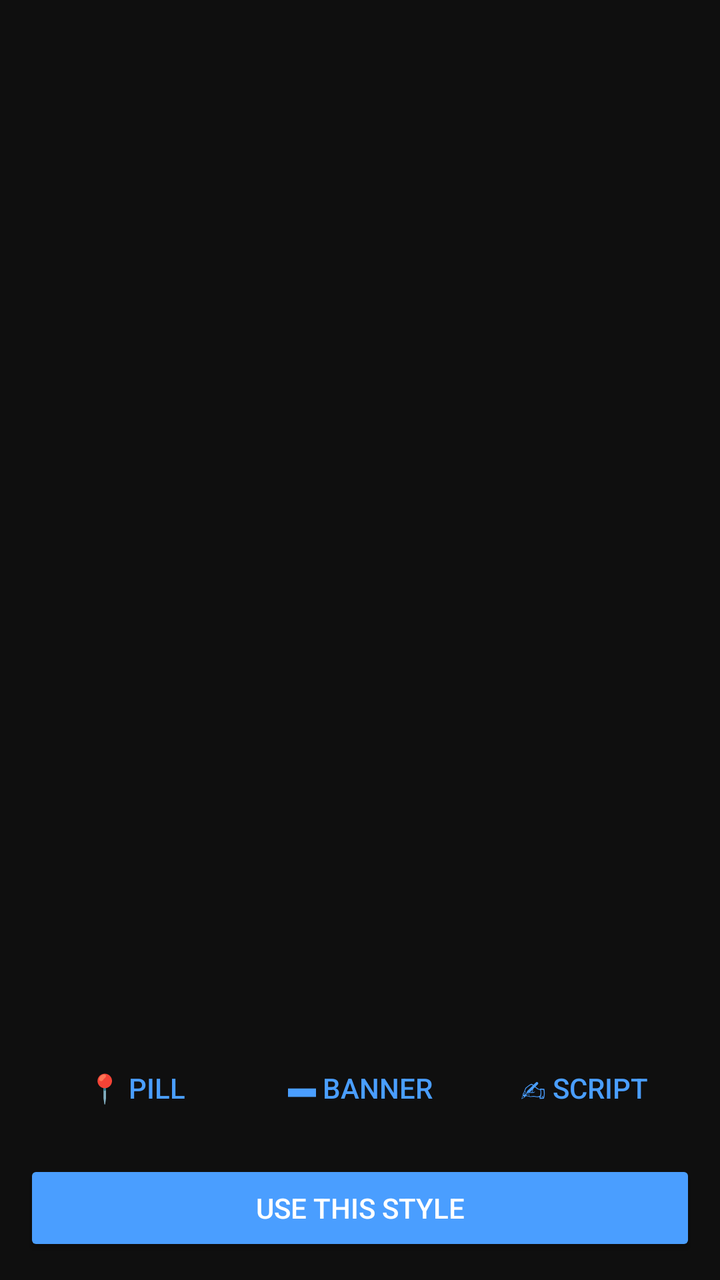
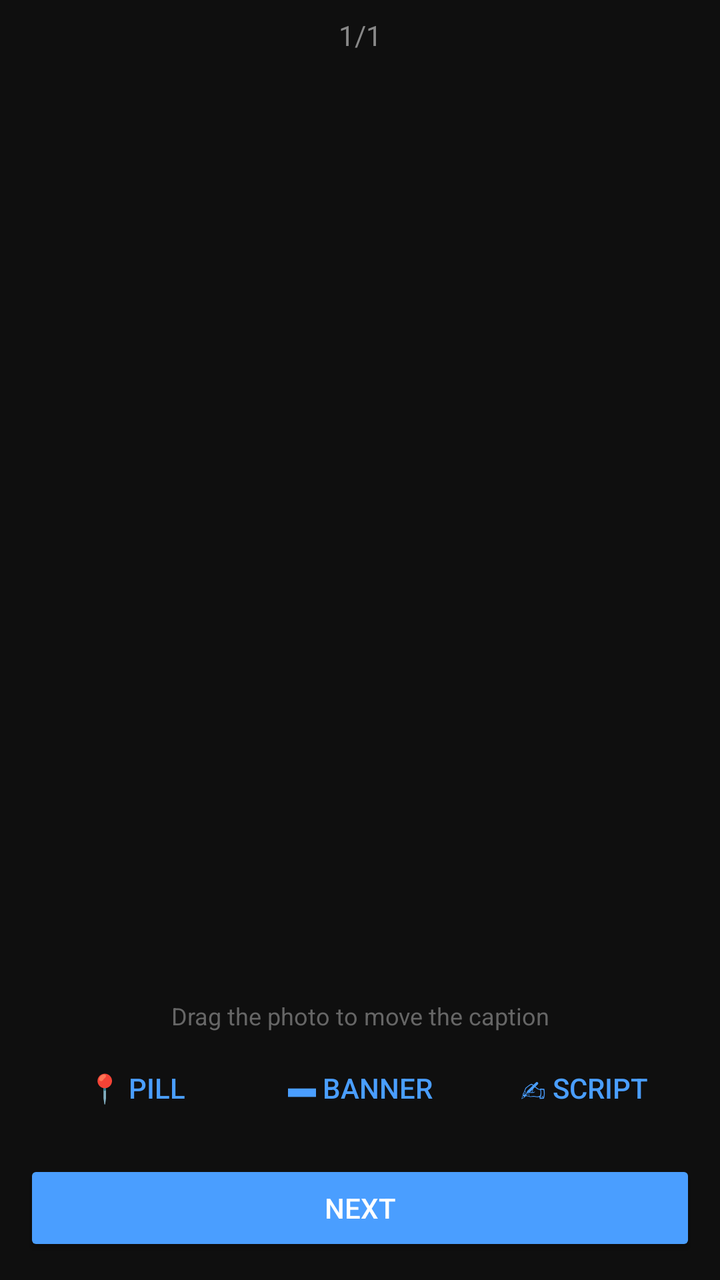

An Android layout rendered at two revisions. The XML below is the earlier revision; the diff shows what the commit changed to produce the second picture.
<!-- AndroidManifest.xml: application theme Theme.Skylight -->
<!-- res/layout/activity_preview.xml -->
<?xml version="1.0" encoding="utf-8"?>
<LinearLayout xmlns:android="http://schemas.android.com/apk/res/android"
    android:layout_width="match_parent"
    android:layout_height="match_parent"
    android:orientation="vertical"
    android:background="#0f0f0f">

    <FrameLayout
        android:layout_width="match_parent"
        android:layout_height="0dp"
        android:layout_weight="1">

        <ImageView
            android:id="@+id/preview_image"
            android:layout_width="match_parent"
            android:layout_height="match_parent"
            android:scaleType="fitCenter"
            android:contentDescription="@null" />

        <ProgressBar
            android:id="@+id/preview_spinner"
            android:layout_width="wrap_content"
            android:layout_height="wrap_content"
            android:layout_gravity="center"
            android:visibility="gone" />

        <TextView
            android:id="@+id/preview_hint"
            android:layout_width="wrap_content"
            android:layout_height="wrap_content"
            android:layout_gravity="center"
            android:textColor="#888"
            android:visibility="gone" />
    </FrameLayout>

    <LinearLayout
        android:layout_width="match_parent"
        android:layout_height="wrap_content"
        android:orientation="horizontal"
        android:paddingHorizontal="12dp">

        <Button android:id="@+id/pv_pill"
            style="?android:attr/buttonBarButtonStyle"
            android:layout_width="0dp" android:layout_height="wrap_content"
            android:layout_weight="1" android:text="@string/style_pill" />
        <Button android:id="@+id/pv_banner"
            style="?android:attr/buttonBarButtonStyle"
            android:layout_width="0dp" android:layout_height="wrap_content"
            android:layout_weight="1" android:text="@string/style_banner" />
        <Button android:id="@+id/pv_script"
            style="?android:attr/buttonBarButtonStyle"
            android:layout_width="0dp" android:layout_height="wrap_content"
            android:layout_weight="1" android:text="@string/style_script" />
    </LinearLayout>

    <Button
        android:id="@+id/pv_use"
        android:layout_width="match_parent"
        android:layout_height="wrap_content"
        android:layout_margin="12dp"
        android:backgroundTint="#4a9eff"
        android:textColor="#ffffff"
        android:text="@string/preview_use" />
</LinearLayout>
<!-- resources referenced by this layout -->
<resources>
  <string name="preview_use">Use this style</string>
  <string name="style_banner">▬ Banner</string>
  <string name="style_pill">📍 Pill</string>
  <string name="style_script">✍ Script</string>
  <style name="Theme.Skylight" parent="Theme.AppCompat.DayNight.DarkActionBar">
          <item name="colorPrimary">#4a9eff</item>
          <item name="colorPrimaryDark">#0f0f0f</item>
          <item name="colorAccent">#4a9eff</item>
          <item name="android:windowBackground">#0f0f0f</item>
      </style>
</resources>

<!-- the commit's change to res/layout/activity_preview.xml (unified diff, before → after) -->
@@ -4,6 +4,15 @@
     android:layout_height="match_parent"
     android:orientation="vertical"
     android:background="#0f0f0f">
+
+    <TextView
+        android:id="@+id/preview_counter"
+        android:layout_width="match_parent"
+        android:layout_height="wrap_content"
+        android:padding="8dp"
+        android:gravity="center"
+        android:textColor="#888"
+        android:text="1/1" />
 
     <FrameLayout
         android:layout_width="match_parent"
@@ -15,7 +24,20 @@
             android:layout_width="match_parent"
             android:layout_height="match_parent"
             android:scaleType="fitCenter"
+            android:clickable="true"
+            android:focusable="true"
             android:contentDescription="@null" />
+
+        <TextView
+            android:id="@+id/preview_ghost"
+            android:layout_width="wrap_content"
+            android:layout_height="wrap_content"
+            android:paddingHorizontal="16dp"
+            android:paddingVertical="8dp"
+            android:textStyle="bold"
+            android:elevation="6dp"
+            android:visibility="gone"
+            android:text="📍" />
 
         <ProgressBar
             android:id="@+id/preview_spinner"
@@ -32,6 +54,15 @@
             android:textColor="#888"
             android:visibility="gone" />
     </FrameLayout>
+
+    <TextView
+        android:layout_width="match_parent"
+        android:layout_height="wrap_content"
+        android:gravity="center"
+        android:paddingBottom="4dp"
+        android:textSize="12sp"
+        android:textColor="#666"
+        android:text="@string/preview_drag_hint" />
 
     <LinearLayout
         android:layout_width="match_parent"
@@ -60,5 +91,5 @@
         android:layout_margin="12dp"
         android:backgroundTint="#4a9eff"
         android:textColor="#ffffff"
-        android:text="@string/preview_use" />
+        android:text="@string/preview_next" />
 </LinearLayout>
<!-- resource entries referenced after the edit -->
@@ -1,6 +1,7 @@
 <!-- resources referenced by this layout -->
 <resources>
-  <string name="preview_use">Use this style</string>
+  <string name="preview_drag_hint">Drag the photo to move the caption</string>
+  <string name="preview_next">Next</string>
   <string name="style_banner">▬ Banner</string>
   <string name="style_pill">📍 Pill</string>
   <string name="style_script">✍ Script</string>
